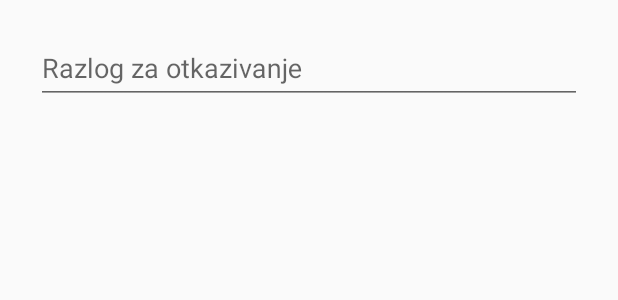
After one commit to MatijaSabo/Zlatna-Rezervacija, an Android app: the layout cancel_of_reservation.xml on its own in the app's theme, with its tools: preview values and no code run, on a phone screen of 412 x 824 dp. The commit adds this screen. Shown: the top 300 px of the screen. Run offline under Robolectric (Android 15) with nearby library versions, the phone set to English and light mode, and no system bars.

Commit message:
Dodan floating action button i AlertDialog za otkazivanje rezervacija
Kod ispisa svih rezervacija dodan je floating action button. Klikom na
njega otvara se AlertDialog namijenjen za otkazivanje rezervacije.

```diff
--- /dev/null
+++ b/ZlatnaRezervacija/app/src/main/res/layout/cancel_of_reservation.xml
@@ -0,0 +1,37 @@
+<?xml version="1.0" encoding="utf-8"?>
+<LinearLayout xmlns:android="http://schemas.android.com/apk/res/android"
+    android:layout_width="fill_parent"
+    android:layout_height="fill_parent"
+    xmlns:tools="http://schemas.android.com/tools"
+    xmlns:app="http://schemas.android.com/apk/res-auto"
+    android:fitsSystemWindows="true"
+    android:orientation="vertical"
+    android:paddingTop="10dp"
+    android:paddingLeft="24dp"
+    android:paddingRight="24dp"
+    android:paddingBottom="1dp"
+    android:focusable="true"
+    android:focusableInTouchMode="true">
+
+    <ListView
+        android:id="@+id/custom_list"
+        android:layout_width="fill_parent"
+        android:layout_height="wrap_content"
+        android:dividerHeight="1dp" />
+
+    <android.support.design.widget.TextInputLayout
+        android:layout_width="match_parent"
+        android:layout_height="wrap_content"
+        android:layout_marginTop="3dp"
+        android:layout_marginBottom="3dp"
+        android:id="@+id/textinputlayout_reservation"
+        app:errorTextAppearance="@style/error_appearance">
+        <EditText android:id="@+id/reason_for_cancel_of_reservation"
+            android:layout_width="match_parent"
+            android:layout_height="wrap_content"
+            android:fontFamily="sans-serif"
+            android:inputType="text"
+            android:hint="@string/reason_for_cancel" />
+    </android.support.design.widget.TextInputLayout>
+
+</LinearLayout>
--- a/ZlatnaRezervacija/app/src/main/res/values/strings.xml
+++ b/ZlatnaRezervacija/app/src/main/res/values/strings.xml
@@ -72,4 +72,8 @@
     <string name="textOption">Način primanja obavijesti</string>
     <string name="settingsSucces">Način primanja obavijesti je promijenjen</string>
     <string name="settingsUnsucces">Način primanja obavijesti je ostao isti</string>
+    <string name="reason_for_cancel">Razlog za otkazivanje</string>
+    <string name="Alert_cancel_button_for_reservation">Cancel</string>
+    <string name="Alert_cancel_title">Poništenje rezervacija</string>
+
 </resources>
```
Also changed, not shown: ZlatnaRezervacija/app/src/main/java/com/foi/air/zlatnarezervacija/UserReservationsActivity.java (+40 -1 lines), ZlatnaRezervacija/app/src/main/java/com/foi/air/zlatnarezervacija/adapters/UserCancelReservationListViewAdapter.java (added, +64 -0 lines), ZlatnaRezervacija/app/src/main/res/layout/activity_user_reservations.xml (+9 -0 lines), ZlatnaRezervacija/app/src/main/res/layout/reservation_cancel.xml (added, +14 -0 lines).
